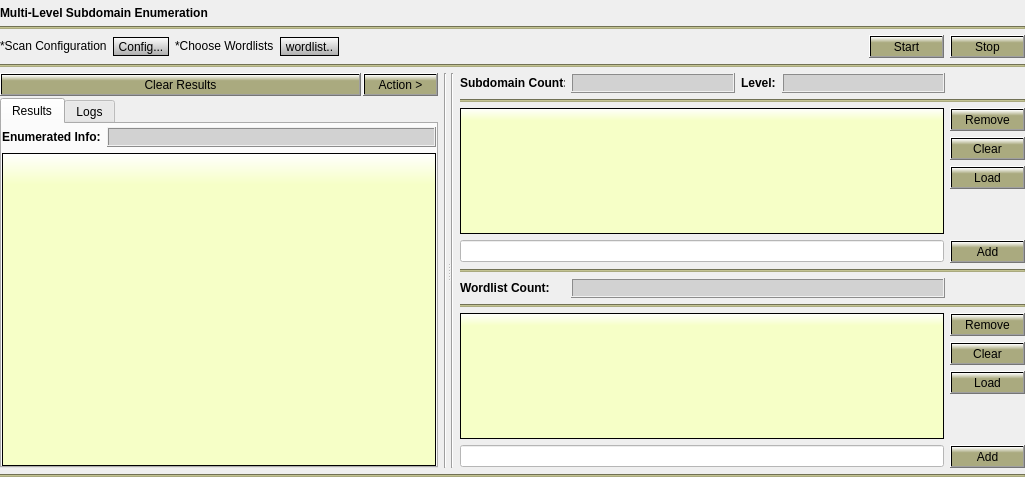
This is Gui/src/LevelTab/Level.ui in 3nock/OTE as Qt 5 draws it before an edit. The edited form follows.
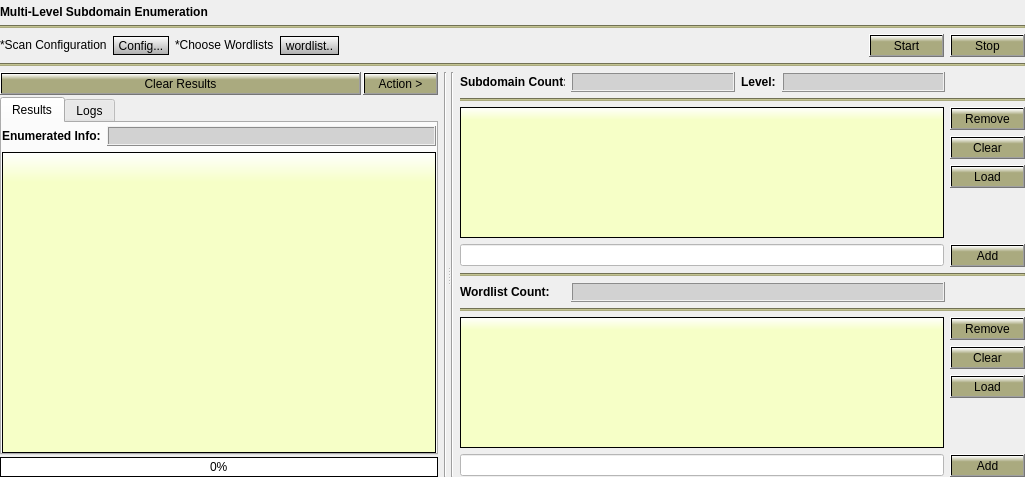
This is the edited form.

Commit message: implemented progress Bar for scans

What changed in the file:
```diff
--- a/Gui/src/LevelTab/Level.ui
+++ b/Gui/src/LevelTab/Level.ui
@@ -13,12 +13,12 @@
   <property name="windowTitle">
    <string>Dialog</string>
   </property>
-  <layout class="QVBoxLayout" name="verticalLayout_3">
+  <layout class="QVBoxLayout" name="verticalLayout_2">
    <property name="leftMargin">
     <number>0</number>
    </property>
    <property name="topMargin">
-    <number>6</number>
+    <number>5</number>
    </property>
    <property name="rightMargin">
     <number>0</number>
@@ -165,8 +165,6 @@
     </layout>
    </item>
    <item>
-    <layout class="QVBoxLayout" name="verticalLayout_2">
-     <item>
       <widget class="QSplitter" name="splitter">
        <property name="orientation">
         <enum>Qt::Horizontal</enum>
@@ -423,6 +421,36 @@
              </widget>
             </widget>
            </item>
+         <item>
+          <widget class="QProgressBar" name="progressBar">
+           <property name="minimumSize">
+            <size>
+             <width>0</width>
+             <height>20</height>
+            </size>
+           </property>
+           <property name="maximumSize">
+            <size>
+             <width>16777215</width>
+             <height>20</height>
+            </size>
+           </property>
+           <property name="styleSheet">
+            <string notr="true">QProgressBar::chunk {
+    background-color: qlineargradient(x1: 0, y1: 0, x2: 0, y2: 1, stop: 0 white, stop: 0.3 rgb(170, 170, 127));
+}
+
+QProgressBar {
+    border: 1px solid black;
+    /*border-radius: 5px;*/
+    text-align: center;
+}</string>
+           </property>
+           <property name="value">
+            <number>0</number>
+           </property>
+          </widget>
+         </item>
           </layout>
          </item>
          <item>
@@ -957,18 +985,6 @@
         </layout>
        </widget>
       </widget>
-     </item>
-     <item>
-      <widget class="Line" name="line_17">
-       <property name="styleSheet">
-        <string notr="true">background-color: rgb(170, 170, 127);</string>
-       </property>
-       <property name="orientation">
-        <enum>Qt::Horizontal</enum>
-       </property>
-      </widget>
-     </item>
-    </layout>
    </item>
   </layout>
  </widget>
```
Lines whose indentation alone changed are shown as unchanged. The commit also changes 16 other files.
